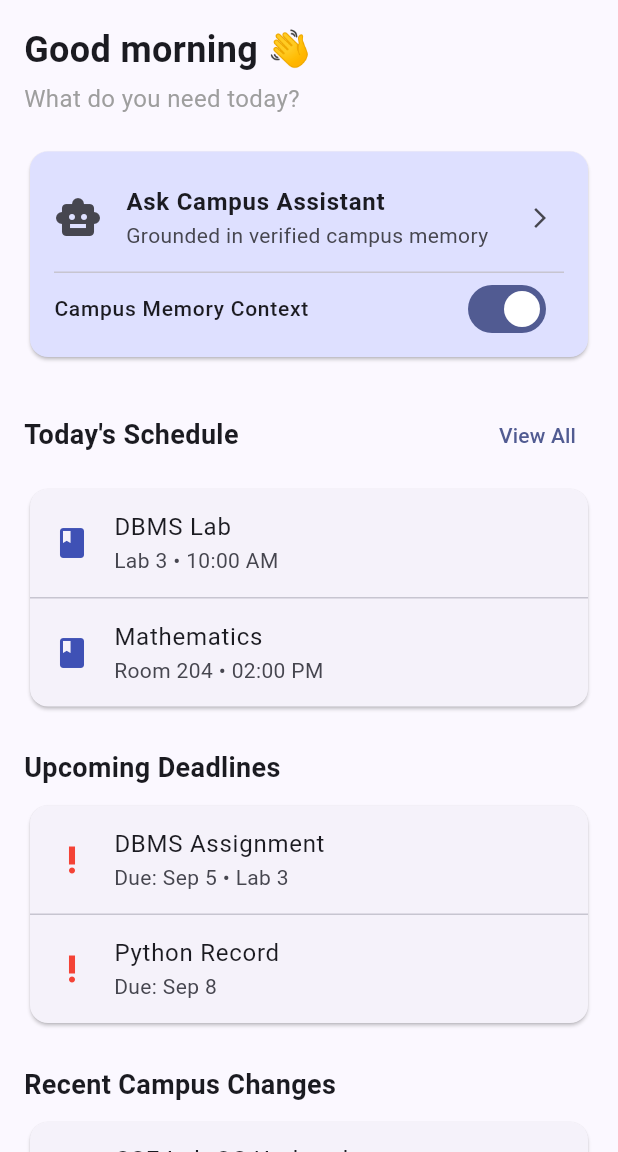
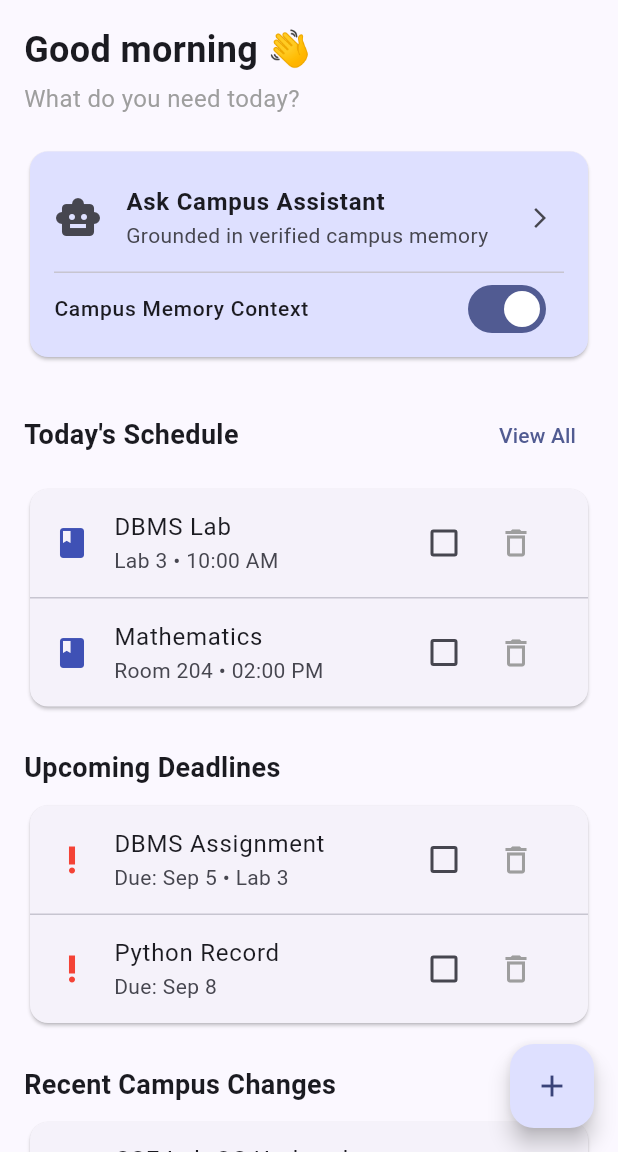
Before and after one commit to JasonRedd/campus_intelligence, a Flutter app: the screen it shows after launch, on a phone screen of 412 x 824 dp, the part 84-1236 px from its top. Run offline on Flutter 3.47's test engine with Material 3 defaults, Android fonts, the phone set to English and light mode, and no system bars; our stand-ins replace shared_preferences.

Commit message:
feat: add interactive task completion, item deletion, and dynamic task creation dialog

```diff
--- a/lib/main.dart
+++ b/lib/main.dart
@@ -35,6 +35,21 @@ class HomeScreen extends StatefulWidget {
 class _HomeScreenState extends State<HomeScreen> {
   bool _assistantMemoryEnabled = true;
 
+  // Dynamic state lists
+  final List<TaskItem> _scheduleItems = [
+    TaskItem(id: '1', title: 'DBMS Lab', subtitle: 'Lab 3 • 10:00 AM', category: 'schedule'),
+    TaskItem(id: '2', title: 'Mathematics', subtitle: 'Room 204 • 02:00 PM', category: 'schedule'),
+  ];
+
+  final List<TaskItem> _deadlineItems = [
+    TaskItem(id: '3', title: 'DBMS Assignment', subtitle: 'Due: Sep 5 • Lab 3', category: 'deadline'),
+    TaskItem(id: '4', title: 'Python Record', subtitle: 'Due: Sep 8', category: 'deadline'),
+  ];
+
+  final List<TaskItem> _recentChanges = [
+    TaskItem(id: '5', title: 'CSE Lab OS Updated', subtitle: 'Windows → Ubuntu', category: 'change'),
+  ];
+
   @override
   void initState() {
     super.initState();
@@ -55,22 +70,71 @@ class _HomeScreenState extends State<HomeScreen> {
     });
   }
 
+  void _toggleTask(TaskItem item) {
+    setState(() {
+      item.isCompleted = !item.isCompleted;
+    });
+  }
+
+  void _deleteTask(List<TaskItem> list, TaskItem item) {
+    setState(() {
+      list.removeWhere((t) => t.id == item.id);
+    });
+  }
+
+  void _showAddTaskDialog() {
+    final titleController = TextEditingController();
+    final subtitleController = TextEditingController();
+
+    showDialog(
+      context: context,
+      builder: (context) => AlertDialog(
+        title: const Text('Add Schedule Item'),
+        content: Column(
+          mainAxisSize: MainAxisSize.min,
+          children: [
+            TextField(
+              controller: titleController,
+              decoration: const InputDecoration(labelText: 'Title (e.g. OS Lab)'),
+            ),
+            TextField(
+              controller: subtitleController,
+              decoration: const InputDecoration(labelText: 'Details (e.g. Room 101 • 11:00 AM)'),
+            ),
+          ],
+        ),
+        actions: [
+          TextButton(
+            onPressed: () => Navigator.pop(context),
+            child: const Text('Cancel'),
+          ),
+          ElevatedButton(
+            onPressed: () {
+              if (titleController.text.isNotEmpty) {
+                setState(() {
+                  _scheduleItems.add(
+                    TaskItem(
+                      id: DateTime.now().millisecondsSinceEpoch.toString(),
+                      title: titleController.text,
+                      subtitle: subtitleController.text.isEmpty
+                          ? 'Scheduled'
+                          : subtitleController.text,
+                      category: 'schedule',
+                    ),
+                  );
+                });
+                Navigator.pop(context);
+              }
+            },
+            child: const Text('Add'),
+          ),
+        ],
+      ),
+    );
+  }
+
   @override
   Widget build(BuildContext context) {
-    final scheduleItems = [
-      TaskItem(id: '1', title: 'DBMS Lab', subtitle: 'Lab 3 • 10:00 AM', category: 'schedule'),
-      TaskItem(id: '2', title: 'Mathematics', subtitle: 'Room 204 • 02:00 PM', category: 'schedule'),
-    ];
-
-    final deadlineItems = [
-      TaskItem(id: '3', title: 'DBMS Assignment', subtitle: 'Due: Sep 5 • Lab 3', category: 'deadline'),
-      TaskItem(id: '4', title: 'Python Record', subtitle: 'Due: Sep 8', category: 'deadline'),
-    ];
-
-    final recentChanges = [
-      TaskItem(id: '5', title: 'CSE Lab OS Updated', subtitle: 'Windows → Ubuntu', category: 'change'),
-    ];
-
     return Scaffold(
       appBar: AppBar(
         title: const Text(
@@ -78,6 +142,11 @@ class _HomeScreenState extends State<HomeScreen> {
           style: TextStyle(fontWeight: FontWeight.bold),
         ),
         elevation: 2,
+      ),
+      floatingActionButton: FloatingActionButton(
+        onPressed: _showAddTaskDialog,
+        tooltip: 'Add Schedule Item',
+        child: const Icon(Icons.add),
       ),
       body: SingleChildScrollView(
         padding: const EdgeInsets.all(16.0),
@@ -156,17 +225,33 @@ class _HomeScreenState extends State<HomeScreen> {
               ],
             ),
             const SizedBox(height: 8),
-            ItemListViewCard(items: scheduleItems, icon: Icons.class_, iconColor: Colors.indigo),
+            ItemListViewCard(
+              items: _scheduleItems,
+              icon: Icons.class_,
+              iconColor: Colors.indigo,
+              onToggle: _toggleTask,
+              onDelete: (item) => _deleteTask(_scheduleItems, item),
+            ),
 
             const SizedBox(height: 24),
             const SectionHeader(title: 'Upcoming Deadlines'),
             const SizedBox(height: 8),
-            ItemListViewCard(items: deadlineItems, icon: Icons.priority_high, iconColor: Colors.red),
+            ItemListViewCard(
+              items: _deadlineItems,
+              icon: Icons.priority_high,
+              iconColor: Colors.red,
+              onToggle: _toggleTask,
+              onDelete: (item) => _deleteTask(_deadlineItems, item),
+            ),
 
             const SizedBox(height: 24),
             const SectionHeader(title: 'Recent Campus Changes'),
             const SizedBox(height: 8),
-            ItemListViewCard(items: recentChanges, icon: Icons.update, iconColor: Colors.blue),
+            ItemListViewCard(
+              items: _recentChanges,
+              icon: Icons.update,
+              iconColor: Colors.blue,
+            ),
           ],
         ),
       ),
@@ -191,16 +276,34 @@ class ItemListViewCard extends StatelessWidget {
   final List<TaskItem> items;
   final IconData icon;
   final Color iconColor;
+  final Function(TaskItem)? onToggle;
+  final Function(TaskItem)? onDelete;
 
   const ItemListViewCard({
     super.key,
     required this.items,
     required this.icon,
     required this.iconColor,
+    this.onToggle,
+    this.onDelete,
   });
 
   @override
   Widget build(BuildContext context) {
+    if (items.isEmpty) {
+      return const Card(
+        child: Padding(
+          padding: EdgeInsets.all(16.0),
+          child: Center(
+            child: Text(
+              'No items available',
+              style: TextStyle(color: Colors.grey),
+            ),
+          ),
+        ),
+      );
+    }
+
     return Card(
       child: Column(
         children: items.map((item) {
@@ -208,9 +311,35 @@ class ItemListViewCard extends StatelessWidget {
           return Column(
             children: [
               ListTile(
-                leading: Icon(icon, color: iconColor),
-                title: Text(item.title),
+                leading: Icon(
+                  icon,
+                  color: item.isCompleted ? Colors.grey : iconColor,
+                ),
+                title: Text(
+                  item.title,
+                  style: TextStyle(
+                    decoration: item.isCompleted
+                        ? TextDecoration.lineThrough
+                        : TextDecoration.none,
+                    color: item.isCompleted ? Colors.grey : null,
+                  ),
+                ),
                 subtitle: Text(item.subtitle),
+                trailing: Row(
+                  mainAxisSize: MainAxisSize.min,
+                  children: [
+                    if (onToggle != null)
+                      Checkbox(
+                        value: item.isCompleted,
+                        onChanged: (_) => onToggle!(item),
+                      ),
+                    if (onDelete != null)
+                      IconButton(
+                        icon: const Icon(Icons.delete_outline, color: Colors.grey),
+                        onPressed: () => onDelete!(item),
+                      ),
+                  ],
+                ),
               ),
               if (!isLast) const Divider(height: 1),
             ],
--- a/lib/models/task_item.dart
+++ b/lib/models/task_item.dart
@@ -3,11 +3,13 @@ class TaskItem {
   final String title;
   final String subtitle;
   final String category; // 'schedule', 'deadline', 'change'
+  bool isCompleted;
 
   TaskItem({
     required this.id,
     required this.title,
     required this.subtitle,
     required this.category,
+    this.isCompleted = false,
   });
 }
```
